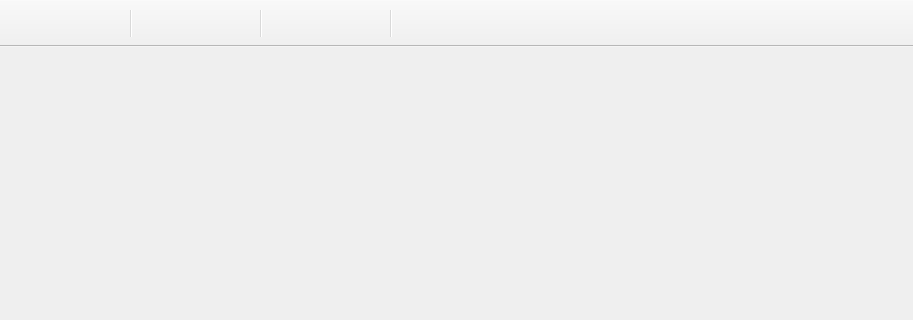
First picture: the form in poseviewerMainGui.ui, repository mare5x/poseviewer, before the edit; both pictures show x 0 to 913 and y 0 to 320 of the 913 by 649 pixel window.
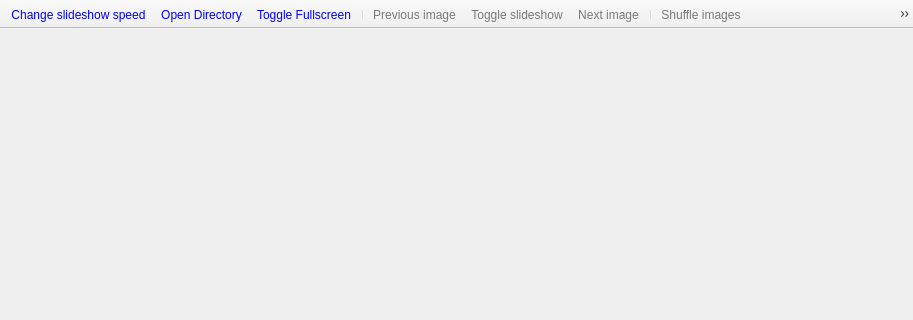
Second picture: the form after the edit. Icons and pictures are not drawn.

Commit message: Better context menu and small fixes.

The edit to the form file:
```diff
--- a/poseviewerMainGui.ui
+++ b/poseviewerMainGui.ui
@@ -174,7 +174,7 @@
    <attribute name="toolBarBreak">
     <bool>false</bool>
    </attribute>
-   <addaction name="actionOptions"/>
+   <addaction name="actionSpeed"/>
    <addaction name="actionOpen"/>
    <addaction name="actionFullscreen"/>
    <addaction name="separator"/>
@@ -188,13 +188,13 @@
    <addaction name="separator"/>
   </widget>
   <widget class="QStatusBar" name="statusBar"/>
-  <action name="actionOptions">
+  <action name="actionSpeed">
    <property name="icon">
     <iconset resource="icons.qrc">
      <normaloff>:/Icons/settings.png</normaloff>:/Icons/settings.png</iconset>
    </property>
    <property name="text">
-    <string/>
+    <string>Change slideshow speed</string>
    </property>
    <property name="toolTip">
     <string>Change slideshow speed</string>
@@ -206,7 +206,7 @@
      <normaloff>:/Icons/open.png</normaloff>:/Icons/open.png</iconset>
    </property>
    <property name="text">
-    <string/>
+    <string>Open Directory</string>
    </property>
    <property name="toolTip">
     <string>Open Directory (Ctrl+O)</string>
@@ -224,7 +224,7 @@
      <normaloff>:/Icons/play.png</normaloff>:/Icons/play.png</iconset>
    </property>
    <property name="text">
-    <string/>
+    <string>Toggle slideshow</string>
    </property>
    <property name="toolTip">
     <string>Toggle slideshow (space)</string>
@@ -239,7 +239,7 @@
      <normaloff>:/Icons/fullscreen.png</normaloff>:/Icons/fullscreen.png</iconset>
    </property>
    <property name="text">
-    <string/>
+    <string>Toggle Fullscreen</string>
    </property>
    <property name="toolTip">
     <string>Toggle Fullscreen (F11)</string>
@@ -257,7 +257,7 @@
      <normaloff>:/Icons/previous.png</normaloff>:/Icons/previous.png</iconset>
    </property>
    <property name="text">
-    <string/>
+    <string>Previous image</string>
    </property>
    <property name="toolTip">
     <string>Previous image (Left arrow)</string>
@@ -275,7 +275,7 @@
      <normaloff>:/Icons/next.png</normaloff>:/Icons/next.png</iconset>
    </property>
    <property name="text">
-    <string/>
+    <string>Next image</string>
    </property>
    <property name="toolTip">
     <string>Next image (Right arrow)</string>
@@ -293,7 +293,7 @@
      <normaloff>:/Icons/shuffle.png</normaloff>:/Icons/shuffle.png</iconset>
    </property>
    <property name="text">
-    <string/>
+    <string>Shuffle images</string>
    </property>
    <property name="toolTip">
     <string>Shuffle images</string>
@@ -308,7 +308,7 @@
      <normaloff>:/Icons/soundon.png</normaloff>:/Icons/soundon.png</iconset>
    </property>
    <property name="text">
-    <string/>
+    <string>Toggle sound effects during slideshow.</string>
    </property>
    <property name="toolTip">
     <string>Toggle sound effects during slideshow.</string>
@@ -331,7 +331,7 @@
      <normaloff>:/Icons/timer.png</normaloff>:/Icons/timer.png</iconset>
    </property>
    <property name="text">
-    <string/>
+    <string>Toggle timer display</string>
    </property>
    <property name="toolTip">
     <string>Toggle timer display</string>
```
The commit also changes 2 other files.
